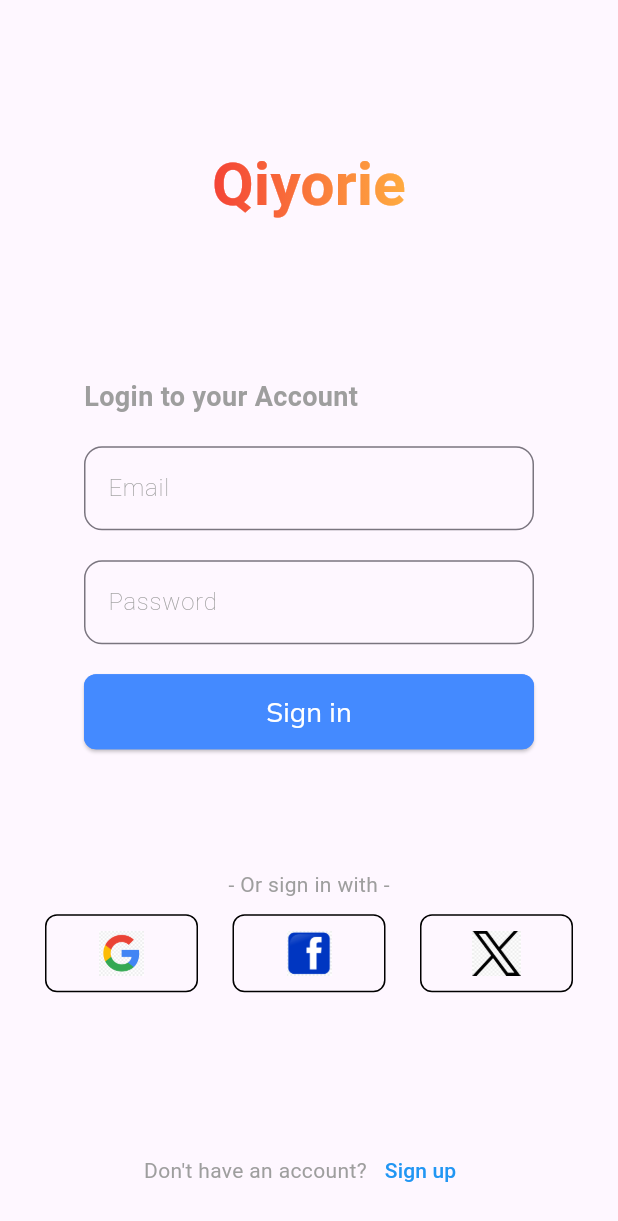
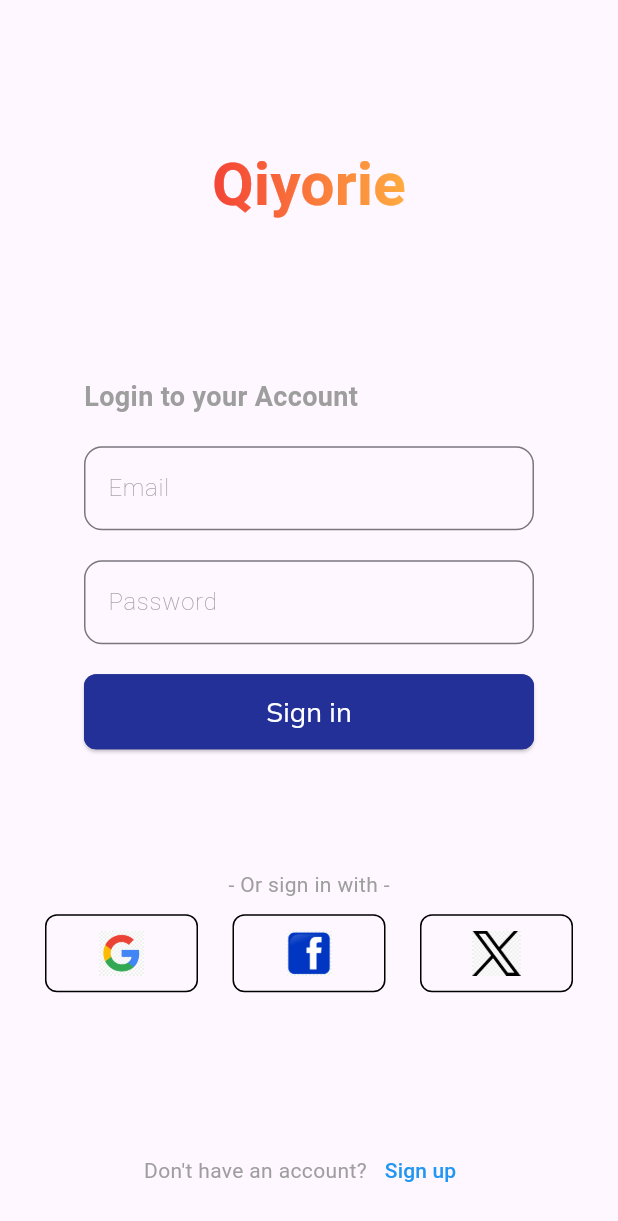
Before and after one commit to BooPassakorn/flutter_homework, a Flutter app: the screen it shows after launch, on a phone screen of 412 x 824 dp. Shown: the top 1221 px of the screen. Run offline on Flutter 3.47's test engine with Material 3 defaults, Android fonts, the phone set to English and light mode, and no system bars; our stand-ins replace flutter_svg, get, google_fonts, lottie.

Commit message:
Change color loginButton

```diff
--- a/lib/src/pages/login/login_page.dart
+++ b/lib/src/pages/login/login_page.dart
@@ -142,11 +142,11 @@ class LoginPage extends StatelessWidget {
         onPressed: () {},
         style: ButtonStyle(
           backgroundColor:
-          WidgetStateProperty.all<Color>(Colors.blueAccent),
+          WidgetStateProperty.all<Color>(Color(0xFF233097)),
           shape: WidgetStateProperty.all<RoundedRectangleBorder>(
             RoundedRectangleBorder(
               borderRadius: BorderRadius.circular(8.0),
-              side: const BorderSide(color: Colors.blueAccent),
+              side: const BorderSide(color: Color(0xFF233097)),
             ),
           ),
         ),
```
